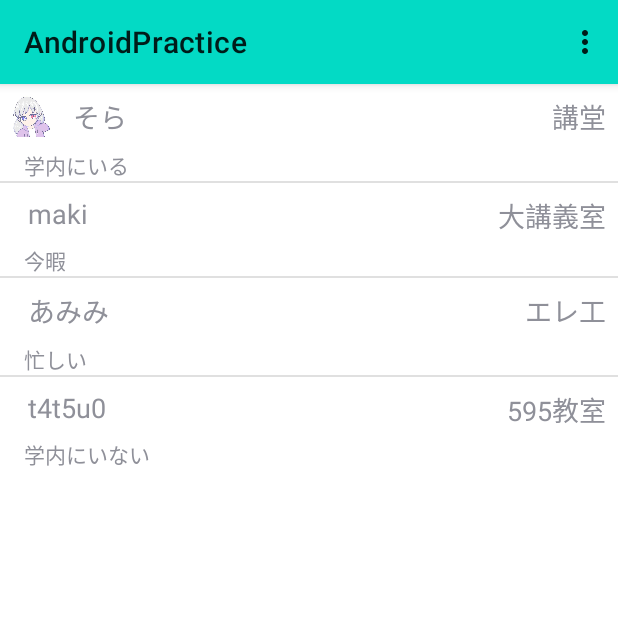
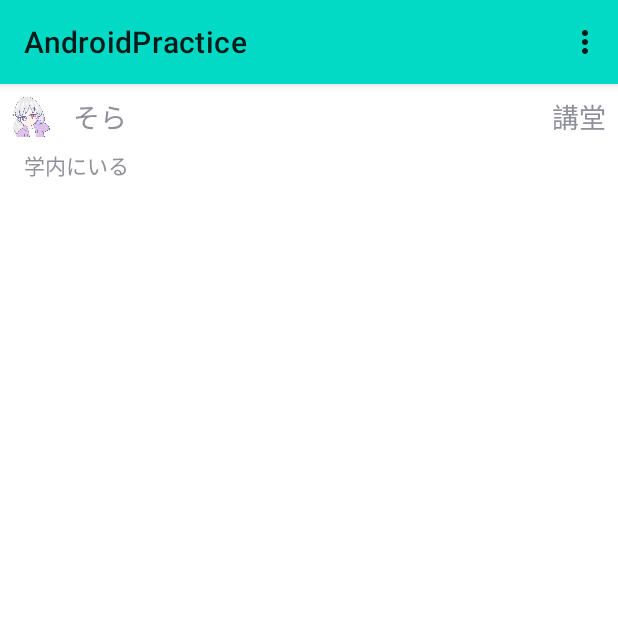
Before and after one commit to Sorasky4/android-practice, an Android app: the screen it shows after launch (MainActivity), in the options menu, after a tap on "学内にいる人", on a phone screen of 412 x 824 dp, the top half of it. Run offline under Robolectric (Android 15) with nearby library versions, the phone set to English and light mode, and no system bars; 1 statement that could not run was skipped.

Commit message:
add: returnButton and filtering function by status

```diff
--- a/app/src/main/java/com/websarva/wings/android/androidpractice/FriendDetailActivity.kt
+++ b/app/src/main/java/com/websarva/wings/android/androidpractice/FriendDetailActivity.kt
@@ -19,6 +19,8 @@ class FriendDetailActivity : AppCompatActivity() {
         val tvFriendLocation = findViewById<TextView>(R.id.tvFriendLocation)
         tvFriendName.text = name
         tvFriendLocation.text = location
+
+        supportActionBar?.setDisplayHomeAsUpEnabled(true)
     }
 
     override fun onOptionsItemSelected(item: MenuItem): Boolean {
--- a/app/src/main/java/com/websarva/wings/android/androidpractice/MainActivity.kt
+++ b/app/src/main/java/com/websarva/wings/android/androidpractice/MainActivity.kt
@@ -2,15 +2,17 @@ package com.websarva.wings.android.androidpractice
 
 import android.os.Bundle
 import android.view.Menu
+import android.view.MenuItem
 import android.view.View
 import android.widget.*
 import androidx.appcompat.app.AppCompatActivity
 
 
 class MainActivity : AppCompatActivity() {
-    var _friendList: MutableList<MutableMap<String, Any>>? = null
-    val FROM = arrayOf("name", "location", "status", "icon")
-    val TO = intArrayOf(R.id.friendName, R.id.friendLocation, R.id.status, R.id.icon)
+    private var _friendList: MutableList<MutableMap<String, Any>>? = null
+    private val FROM = arrayOf("name", "location", "status", "icon")
+    private val TO = intArrayOf(R.id.friendName, R.id.friendLocation, R.id.status, R.id.icon)
+
     override fun onCreate(savedInstanceState: Bundle?) {
         super.onCreate(savedInstanceState)
         setContentView(R.layout.activity_main)
@@ -18,7 +20,15 @@ class MainActivity : AppCompatActivity() {
         WalkTroughActivity.showIfNeeded(this, savedInstanceState)
         // WalkTroughActivity.showForcibly(this)
 
-        fun createFriendList(): MutableList<MutableMap<String, Any>> {
+        _friendList = createFriendList()
+        val lvFriend = findViewById<ListView>(R.id.lvFriend)
+        val adapter = SimpleAdapter(applicationContext, _friendList, R.layout.inline_list_item_2, FROM, TO)
+        lvFriend.adapter = adapter
+        // リストタップのリスナクラス登録
+        lvFriend.onItemClickListener = ListItemClickListener()
+    }
+
+    private fun createFriendList(): MutableList<MutableMap<String, Any>> {
         val friendList: MutableList<MutableMap<String, Any>> = mutableListOf()
         var friend: MutableMap<String, Any> = mutableMapOf("name" to "そら", "location" to "講堂", "status" to getString(R.string.status_online), "icon" to R.drawable.sora_icon)
         friendList.add(friend)
@@ -31,12 +41,40 @@ class MainActivity : AppCompatActivity() {
         return friendList
     }
 
-        _friendList = createFriendList()
-        val lvFriend = findViewById<ListView>(R.id.lvFriend)
-        val adapter = SimpleAdapter(applicationContext, _friendList, R.layout.inline_list_item_2, FROM, TO)
-        lvFriend.adapter = adapter
-        // リストタップのリスナクラス登録
-        lvFriend.onItemClickListener = ListItemClickListener()
+    private fun createFriendListOnline(): MutableList<MutableMap<String, Any>> {
+        val friendList: MutableList<MutableMap<String, Any>> = createFriendList()
+        val onlineFriends: MutableList<MutableMap<String, Any>> = mutableListOf()
+        for (item in friendList) {
+            if(item["status"] == getString(R.string.status_online)) onlineFriends.add(item)
+        }
+        return onlineFriends
+    }
+
+    private fun createFriendListBusy(): MutableList<MutableMap<String, Any>> {
+        val friendList: MutableList<MutableMap<String, Any>> = createFriendList()
+        val busyFriends: MutableList<MutableMap<String, Any>> = mutableListOf()
+        for (item in friendList) {
+            if(item["status"] == getString(R.string.status_busy)) busyFriends.add(item)
+        }
+        return busyFriends
+    }
+
+    private fun createFriendListFree(): MutableList<MutableMap<String, Any>> {
+        val friendList: MutableList<MutableMap<String, Any>> = createFriendList()
+        val freeFriends: MutableList<MutableMap<String, Any>> = mutableListOf()
+        for (item in friendList) {
+            if(item["status"] == getString(R.string.status_free)) freeFriends.add(item)
+        }
+        return freeFriends
+    }
+
+    private fun createFriendListOffline(): MutableList<MutableMap<String, Any>> {
+        val friendList: MutableList<MutableMap<String, Any>> = createFriendList()
+        val offlineFriends: MutableList<MutableMap<String, Any>> = mutableListOf()
+        for (item in friendList) {
+            if(item["status"] == getString(R.string.status_offline)) offlineFriends.add(item)
+        }
+        return offlineFriends
     }
 
     // リストがタップされたときの処理が記述されたメンバクラス
@@ -61,4 +99,23 @@ class MainActivity : AppCompatActivity() {
         // 親クラスの同名メソッドを呼び出し、その戻り値をリターン
         return super.onCreateOptionsMenu(menu)
     }
+
+    override fun onOptionsItemSelected(item: MenuItem): Boolean {
+        when(item.itemId) {
+            R.id.friendListOptionAll ->
+                _friendList = createFriendList()
+            R.id.friendListOptionOnline ->
+                _friendList = createFriendListOnline()
+            R.id.friendListOptionBusy ->
+                _friendList = createFriendListBusy()
+            R.id.friendListOptionFree ->
+                _friendList = createFriendListFree()
+            R.id.friendListOptionOffline ->
+                _friendList = createFriendListOffline()
         }
+        val lvFriend = findViewById<ListView>(R.id.lvFriend)
+        val adapter = SimpleAdapter(applicationContext, _friendList, R.layout.inline_list_item_2, FROM, TO)
+        lvFriend.adapter = adapter
+        return super.onOptionsItemSelected(item)
+    }
+}
--- a/app/src/main/res/menu/menu_options_friend_list.xml
+++ b/app/src/main/res/menu/menu_options_friend_list.xml
@@ -1,6 +1,10 @@
 <?xml version="1.0" encoding="utf-8"?>
 <menu xmlns:android="http://schemas.android.com/apk/res/android"
     xmlns:app="http://schemas.android.com/apk/res-auto">
+    <item
+        android:id="@+id/friendListOptionAll"
+        app:showAsAction="never"
+        android:title="@string/friend_list_options_all" />
     <item
         android:id="@+id/friendListOptionOnline"
         app:showAsAction="never"
@@ -16,5 +20,5 @@
     <item
         android:id="@+id/friendListOptionOffline"
         app:showAsAction="never"
-        android:title="@string/friend_list_options_online" />
+        android:title="@string/friend_list_options_offline" />
 </menu>
--- a/app/src/main/res/values/strings.xml
+++ b/app/src/main/res/values/strings.xml
@@ -16,6 +16,7 @@
     <string name="status_free">今暇</string>
     <string name="status_busy">忙しい</string>
     <string name="status_offline">学内にいない</string>
+    <string name="friend_list_options_all">全員</string>
     <string name="friend_list_options_online">学内にいる人</string>
     <string name="friend_list_options_free">今暇な人</string>
     <string name="friend_list_options_busy">忙しい人</string>
```
Lines whose indentation alone changed are shown as unchanged.
